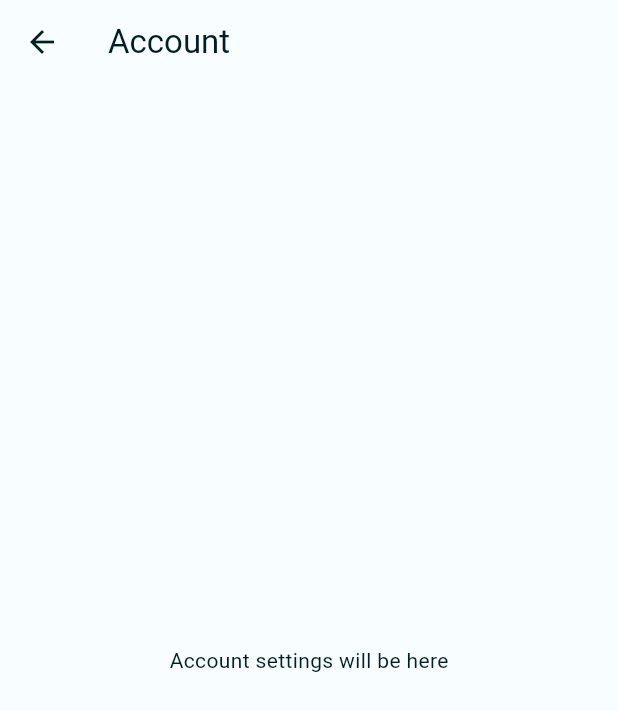
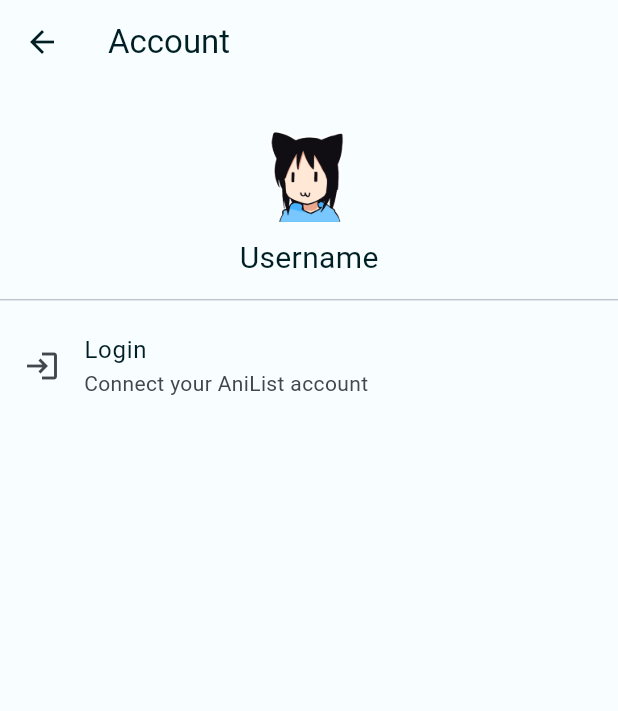
Before and after one commit to nixtomalon/Moku, a Flutter app: the AccountSettingsPage screen opened directly, on a phone screen of 412 x 824 dp. Shown: the top 711 px of the screen. Run offline on Flutter 3.47's test engine with Material 3 defaults, Android fonts, the phone set to English and light mode, and no system bars; our stand-ins replace webview_flutter.

Commit message:
new file:   lib/assets/default_profile.png 	modified:   lib/pages/about_page.dart 	modified:   lib/pages/account_page.dart 	modified:   lib/pages/browse_page.dart 	modified:   lib/pages/home_page.dart 	modified:   lib/pages/notifications_page.dart 	modified:   lib/pages/profile_page.dart 	modified:   macos/Flutter/GeneratedPluginRegistrant.swift 	modified:   pubspec.lock 	modified:   pubspec.yaml

```diff
--- a/lib/pages/account_page.dart
+++ b/lib/pages/account_page.dart
@@ -14,7 +14,35 @@ class AccountSettingsPage extends StatelessWidget {
         ),
       ),
       body: Center(
-        child: Text('Account settings will be here'),
+        child: Column(
+          mainAxisAlignment: MainAxisAlignment.start,
+          children: <Widget>[
+            const SizedBox(height: 30),
+            Image.asset(
+              'lib/assets/default_profile.png',
+              width: MediaQuery.of(context).size.width * 0.15,
+              fit: BoxFit.contain,
+            ),
+            const SizedBox(height: 10),
+            const Text('Username', style: TextStyle(fontSize: 20)),
+            const SizedBox(height: 5),
+            const Divider(),
+            Expanded(
+              child: ListView(
+                children: [
+                  ListTile(
+                    leading: Icon(Icons.login), // Icon for the login item
+                    title: Text('Login'),
+                    subtitle: Text('Connect your AniList account'),
+                    onTap: () {
+                      // Handle login tap
+                    },
+                  ),
+                ],
+              ),
+            ),
+          ],
+        ),
       ),
     );
   }
--- a/lib/pages/profile_page.dart
+++ b/lib/pages/profile_page.dart
@@ -11,7 +11,11 @@ class ProfilePage extends StatelessWidget {
       length: 5, // Number of tabs
       child: Scaffold(
         appBar: AppBar(
-          title: const Text('Profile'),
+          leading: Padding(
+            padding: const EdgeInsets.all(8.0),
+            child: Image.asset('lib/assets/default_profile.png'), // Your profile image here
+          ),
+          title: const Text('Username'),
           centerTitle: false, // Aligns the title to the left
           bottom: const TabBar(
             isScrollable: true, // Makes the tab bar scrollable
--- a/pubspec.yaml
+++ b/pubspec.yaml
@@ -16,7 +16,7 @@ publish_to: 'none' # Remove this line if you wish to publish to pub.dev
 # https://developer.apple.com/library/archive/documentation/General/Reference/InfoPlistKeyReference/Articles/CoreFoundationKeys.html
 # In Windows, build-name is used as the major, minor, and patch parts
 # of the product and file versions while build-number is used as the build suffix.
-version: 0.0.0+1
+version: 0.0.1
 
 environment:
   sdk: '>=3.1.2 <4.0.0'
@@ -32,8 +32,6 @@ dependencies:
     sdk: flutter
   url_launcher: ^6.1.10
   webview_flutter: ^4.0.7
-  package_info_plus: ^4.2.0
-
 
   # The following adds the Cupertino Icons font to your application.
   # Use with the CupertinoIcons class for iOS style icons.
@@ -72,6 +70,7 @@ flutter:
   # To add assets to your application, add an assets section, like this:
   assets:
    - lib/assets/logo.png
+   - lib/assets/default_profile.png
 
   # An image asset can refer to one or more resolution-specific "variants", see
   # https://flutter.dev/assets-and-images/#resolution-aware
```
Also changed, not shown: lib/pages/about_page.dart (+14 -22 lines), lib/pages/browse_page.dart (+56 -10 lines), lib/pages/home_page.dart (+50 -11 lines), lib/pages/notifications_page.dart (+11 -4 lines), lib/assets/default_profile.png (added), pubspec.lock, 1 other file.
